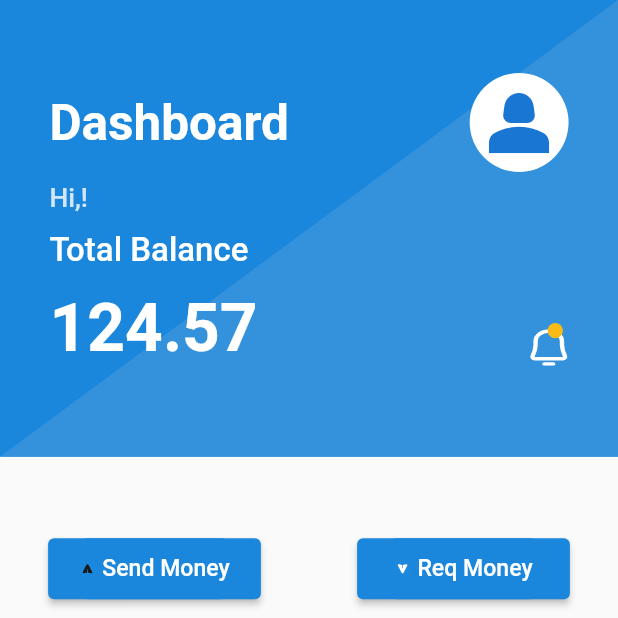
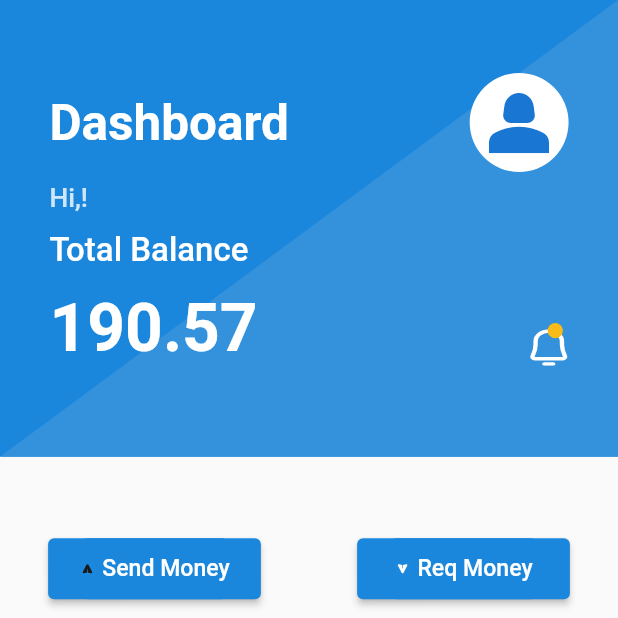
Before and after one commit to Josepaul2k01/secure-trans, a Flutter app: the DashBoard screen opened directly, on a phone screen of 412 x 824 dp, the top half of it. Run offline on Flutter 3.47's test engine with Material 2 defaults, Android fonts, the phone set to English and light mode, and no system bars; our stand-ins replace cloud_firestore, firebase_auth, firebase_core, firebase_database, flutter_screenutil, flutter_svg; accounts and stored records are empty; Roboto replaces fonts that are missing (SF-Pro-Rounded).

```diff
--- a/lib/components/dashboard.dart
+++ b/lib/components/dashboard.dart
@@ -139,7 +139,7 @@ class _DashBoardState extends State<DashBoard> {
                   crossAxisAlignment: CrossAxisAlignment.end,
                   children: [
                     Text(
-                      "\124.57",
+                      "\190.57",
                       style: TextStyle(
                         color: Colors.white,
                         fontSize: 40.sp,
--- a/lib/screens/cards_screen.dart
+++ b/lib/screens/cards_screen.dart
@@ -23,17 +23,17 @@ class CardsScreen extends StatelessWidget {
   final List<Card> cards = [
     Card(
       cardNumber: "1234  5678  9123  4561",
-      cardHolderName: "Ann Grace",
+      cardHolderName: "username",
       expiryDate: "02/23",
     ),
     Card(
       cardNumber: "4321  5078  9520  8507",
-      cardHolderName: "Ann Grace",
+      cardHolderName: "username",
       expiryDate: "04/24",
     ),
     Card(
       cardNumber: "9876  5978  9823  1567",
-      cardHolderName: "Ann Grace",
+      cardHolderName: "username",
       expiryDate: "06/25",
     ),
   ];
```
